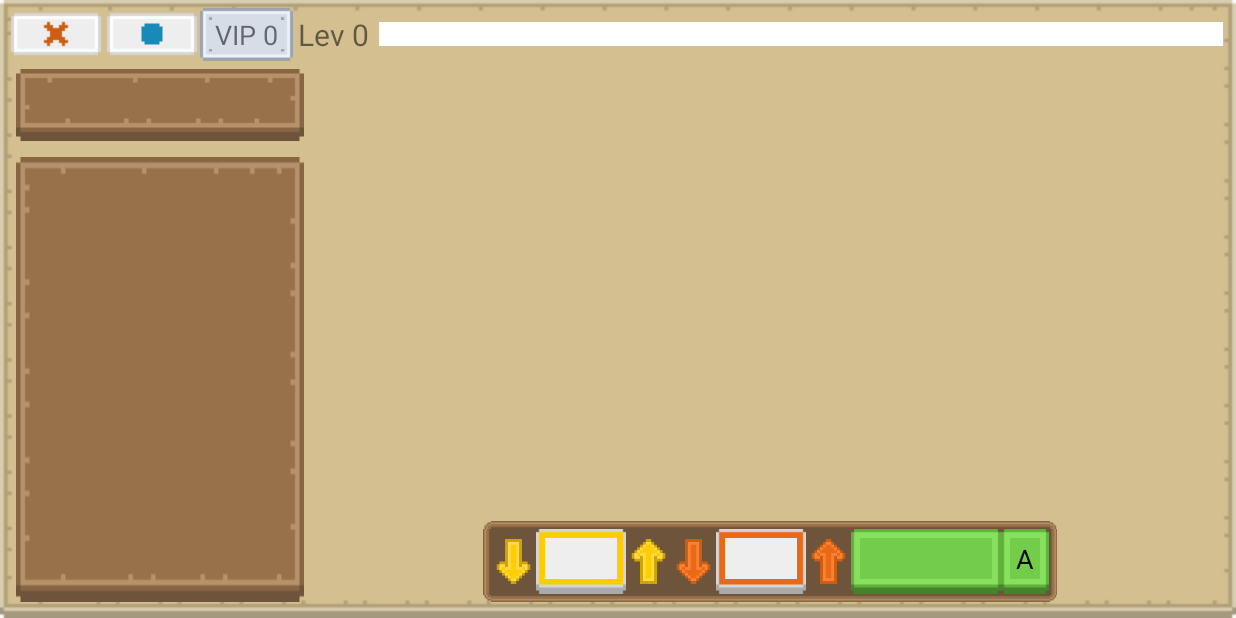
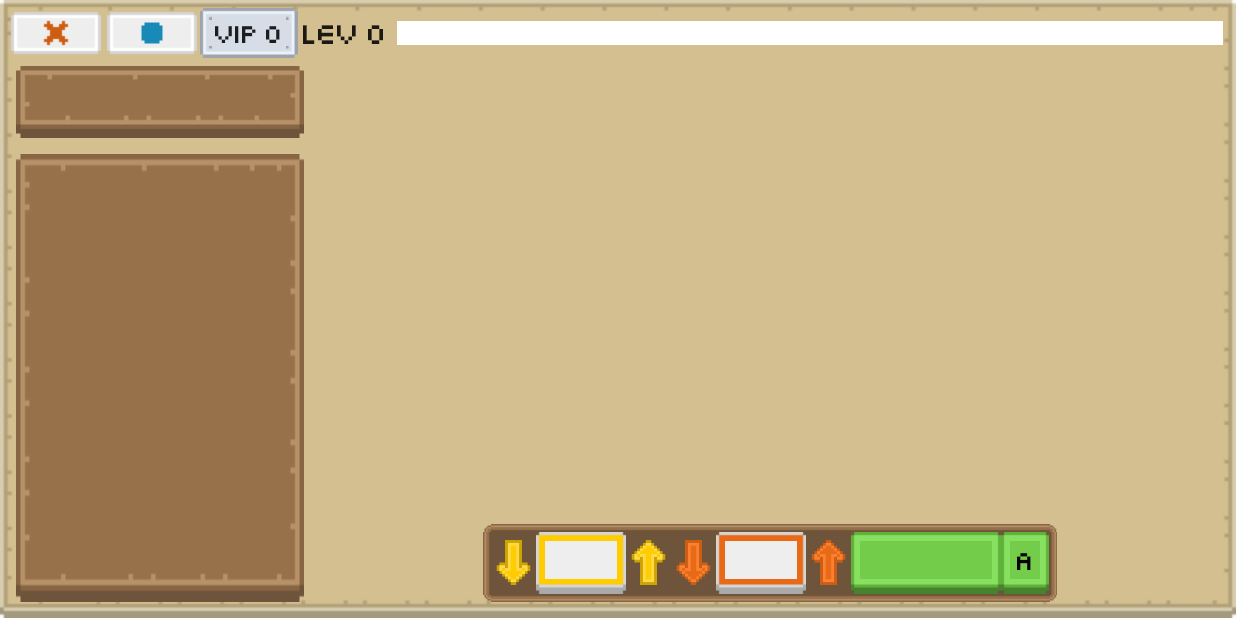
Before and after one commit to JakeSteam/BlacksmithSlots, an Android app: the SlotActivity screen opened directly, with no data from a screen before it, on a phone screen of 824 x 412 dp (held sideways). Run offline under Robolectric (Android 15) with nearby library versions, the phone set to English and light mode, and no system bars; libraries missing offline, so code that uses them is left out: com.orm, com.orm.query; 8 statements that could not run were skipped.

Commit message:
Added custom font, doesn't look good

```diff
--- /dev/null
+++ b/app/src/main/java/uk/co/jakelee/blacksmithslots/components/FontTextView.java
@@ -0,0 +1,27 @@
+package uk.co.jakelee.blacksmithslots.components;
+
+import android.content.Context;
+import android.graphics.Typeface;
+import android.util.AttributeSet;
+import android.widget.TextView;
+
+public class FontTextView extends TextView {
+    private static Typeface mTypeface;
+
+    public FontTextView(final Context context) {
+        this(context, null);
+    }
+
+    public FontTextView(final Context context, final AttributeSet attrs) {
+        this(context, attrs, 0);
+    }
+
+    public FontTextView(final Context context, final AttributeSet attrs, final int defStyle) {
+        super(context, attrs, defStyle);
+
+        if (mTypeface == null) {
+            mTypeface = Typeface.createFromAsset(context.getAssets(), "fonts/KenPixel Mini.ttf");
+        }
+        setTypeface(mTypeface);
+    }
+}
--- a/app/src/main/res/layout/activity_slot.xml
+++ b/app/src/main/res/layout/activity_slot.xml
@@ -25,7 +25,7 @@
             android:layout_width="wrap_content"
             android:layout_height="wrap_content"
             android:src="@drawable/info"/>
-        <TextView
+        <uk.co.jakelee.blacksmithslots.components.FontTextView
             android:id="@+id/vipLevel"
             android:layout_width="wrap_content"
             android:layout_height="wrap_content"
@@ -36,7 +36,7 @@
             android:paddingBottom="5dp"
             android:paddingLeft="10dp"
             android:paddingRight="10dp"/>
-        <TextView
+        <uk.co.jakelee.blacksmithslots.components.FontTextView
             android:id="@+id/currentLevel"
             android:layout_width="wrap_content"
             android:layout_height="wrap_content"
@@ -77,7 +77,7 @@
                 android:layout_width="30dp"
                 android:layout_height="30dp"
                 android:padding="2dp"/>
-            <TextView
+            <uk.co.jakelee.blacksmithslots.components.FontTextView
                 android:id="@+id/resourceInfo"
                 android:layout_width="wrap_content"
                 android:layout_height="wrap_content"
@@ -122,7 +122,7 @@
                 android:src="@drawable/arrow_yellow"
                 android:onClick="decreaseStake"
                 android:rotation="180"/>
-            <TextView
+            <uk.co.jakelee.blacksmithslots.components.FontTextView
                 android:id="@+id/amountGambled"
                 android:background="@drawable/box_yellow"
                 style="@style/SlotText"/>
@@ -137,7 +137,7 @@
                 android:src="@drawable/arrow_orange"
                 android:onClick="decreaseRows"
                 android:rotation="180"/>
-            <TextView
+            <uk.co.jakelee.blacksmithslots.components.FontTextView
                 android:id="@+id/rowsActive"
                 android:background="@drawable/box_orange"
                 style="@style/SlotText"/>
@@ -146,13 +146,13 @@
                 android:layout_height="30dp"
                 android:src="@drawable/arrow_orange"
                 android:onClick="increaseRows"/>
-            <TextView
+            <uk.co.jakelee.blacksmithslots.components.FontTextView
                 android:id="@+id/spinButton"
                 android:layout_width="100dp"
                 android:background="@drawable/box_filled_green"
                 android:onClick="spin"
                 style="@style/SlotText"/>
-            <TextView
+            <uk.co.jakelee.blacksmithslots.components.FontTextView
                 android:id="@+id/autospinButton"
                 android:layout_width="wrap_content"
                 android:background="@drawable/box_filled_green"
--- a/app/src/main/res/layout/custom_resource_info.xml
+++ b/app/src/main/res/layout/custom_resource_info.xml
@@ -10,7 +10,7 @@
         android:layout_height="30dp"
         android:layout_margin="2dp"/>
 
-    <TextView
+    <uk.co.jakelee.blacksmithslots.components.FontTextView
         android:id="@+id/itemInfo"
         android:layout_width="wrap_content"
         android:layout_height="wrap_content"
```
Also changed, not shown: app/src/main/assets/fonts/KenPixel Mini.ttf (added).
